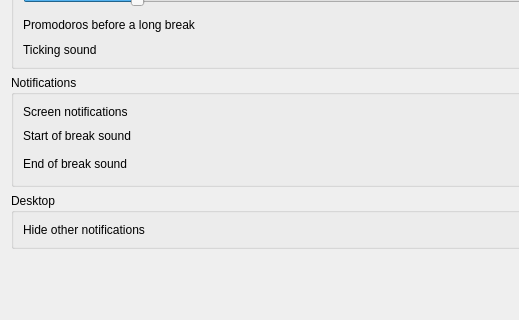
First picture: the form in preferences.ui, repository hashpad/Qomodoro, before the edit; both pictures show x 0 to 519 and y 150 to 470 of the 770 by 470 pixel window.
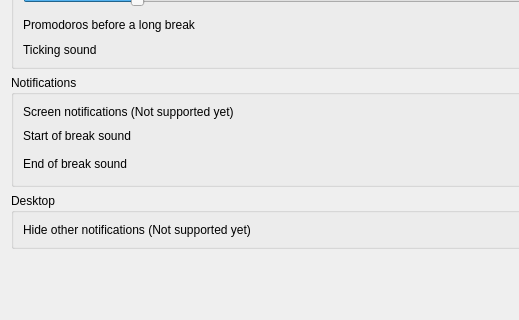
Second picture: the form after the edit.

```diff
--- a/preferences.ui
+++ b/preferences.ui
@@ -25,7 +25,7 @@
         <item>
          <widget class="QLabel" name="label_16">
           <property name="text">
-           <string>Screen notifications</string>
+           <string>Screen notifications (Not supported yet)</string>
           </property>
          </widget>
         </item>
@@ -224,7 +224,7 @@
         <item>
          <widget class="QLabel" name="label_24">
           <property name="text">
-           <string>Hide other notifications</string>
+           <string>Hide other notifications (Not supported yet)</string>
           </property>
          </widget>
         </item>
```
Left out of the diff: 11 changed lines with no effect on the pictures.
